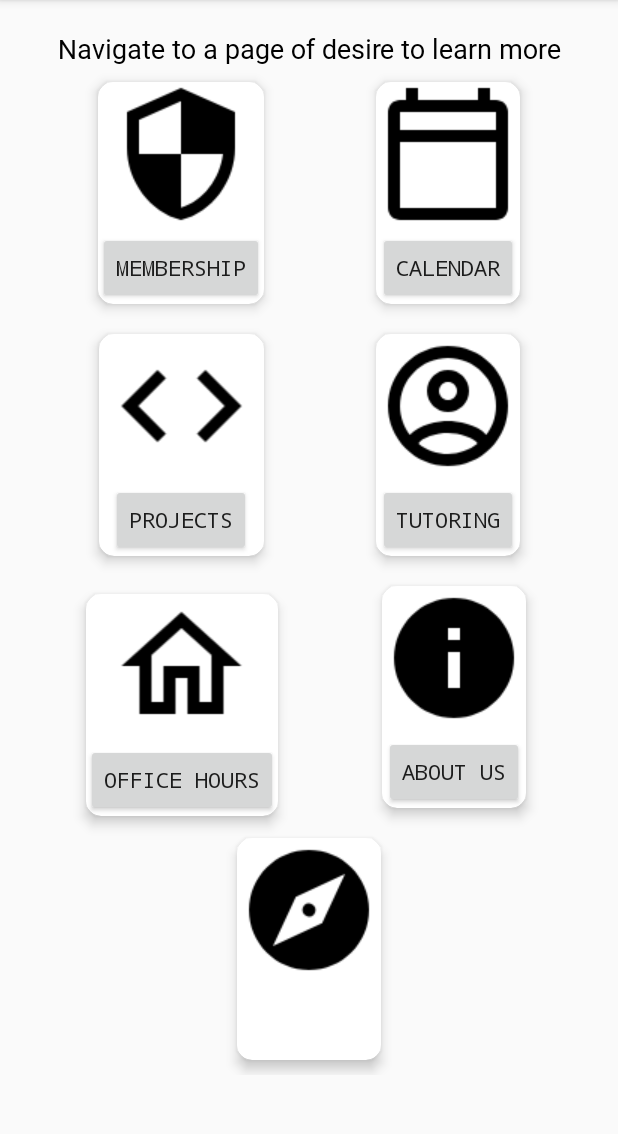
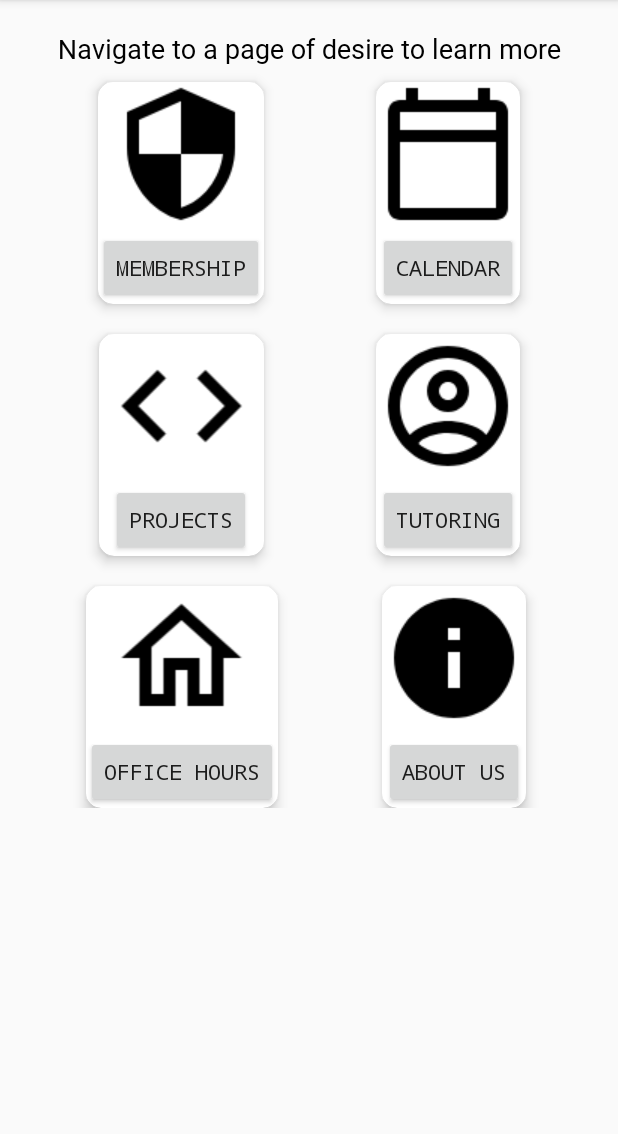
Before and after one commit to srivats22/ACMmobileskeleton, an Android app: the screen it shows after launch (MainActivity), on a phone screen of 412 x 824 dp, the part 84-1218 px from its top. Run offline under Robolectric (Android 15) with nearby library versions, the phone set to English and light mode, and no system bars.

Commit message:
Minute changes

```diff
--- a/app/src/main/res/layout/activity_main.xml
+++ b/app/src/main/res/layout/activity_main.xml
@@ -215,38 +215,6 @@
                 android:text="About Us"
                 android:typeface="monospace" />
         </android.support.v7.widget.CardView>
-
-        <android.support.v7.widget.CardView
-            android:id="@+id/cardView6"
-            android:layout_width="wrap_content"
-            android:layout_height="wrap_content"
-            android:layout_marginStart="10dp"
-            android:layout_marginLeft="10dp"
-            android:layout_marginTop="10dp"
-            android:layout_marginEnd="10dp"
-            android:layout_marginRight="10dp"
-            android:layout_marginBottom="10dp"
-            app:cardCornerRadius="10dp"
-            app:cardElevation="5dp"
-            app:layout_constraintBottom_toBottomOf="parent"
-            app:layout_constraintEnd_toEndOf="parent"
-            app:layout_constraintStart_toStartOf="parent"
-            app:layout_constraintTop_toBottomOf="@id/contact">
-
-            <ImageView
-                android:layout_width="wrap_content"
-                android:layout_height="wrap_content"
-                android:src="@drawable/explore" />
-
-            <Button
-                android:layout_width="wrap_content"
-                android:layout_height="wrap_content"
-                android:layout_gravity="center"
-                android:layout_marginTop="100dp"
-                android:onClick="explore"
-                android:text="Explore"
-                android:typeface="monospace" />
-        </android.support.v7.widget.CardView>
     </android.support.constraint.ConstraintLayout>
 
 </ScrollView>
```
